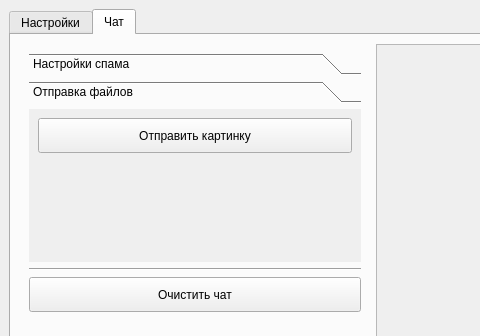
First picture: the form in sem3/nvi_chat_tcp_super/mainwindow.ui, repository faurkonig/i-love-karpov, before the edit; both pictures show x 0 to 480 and y 0 to 336 of the 766 by 550 pixel window.
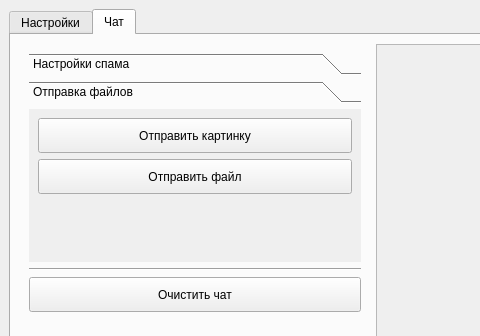
Second picture: the form after the edit. The open tabs and pages were chosen to show the change. Icons and pictures are not drawn.

Commit message: TCP super chat files sending

The edit to the form file:
```diff
--- a/sem3/nvi_chat_tcp_super/mainwindow.ui
+++ b/sem3/nvi_chat_tcp_super/mainwindow.ui
@@ -540,6 +540,31 @@
                  </property>
                 </widget>
                </item>
+               <item>
+                <widget class="QPushButton" name="pushButtonSendFile">
+                 <property name="minimumSize">
+                  <size>
+                   <width>0</width>
+                   <height>35</height>
+                  </size>
+                 </property>
+                 <property name="font">
+                  <font>
+                   <weight>50</weight>
+                   <bold>false</bold>
+                  </font>
+                 </property>
+                 <property name="text">
+                  <string>Отправить файл</string>
+                 </property>
+                 <property name="iconSize">
+                  <size>
+                   <width>24</width>
+                   <height>24</height>
+                  </size>
+                 </property>
+                </widget>
+               </item>
                <item>
                 <spacer name="verticalSpacer_5">
                  <property name="orientation">
```
Left out of the diff: 4 changed lines with no effect on the pictures. The commit also changes 2 other files.
